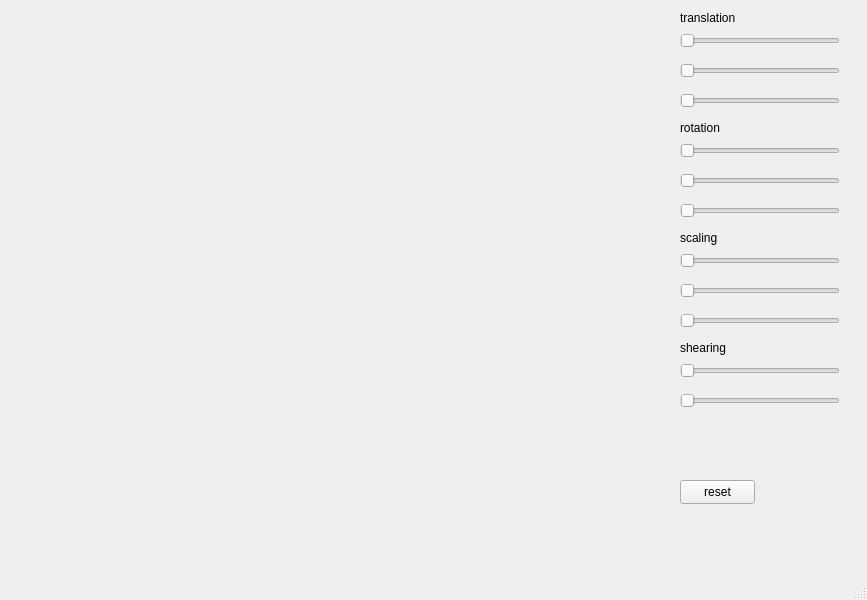
Before: the Qt Designer form mainwindow.ui in Kwidzynator/RubikCubeComputerGraphics, drawn with Qt 5.
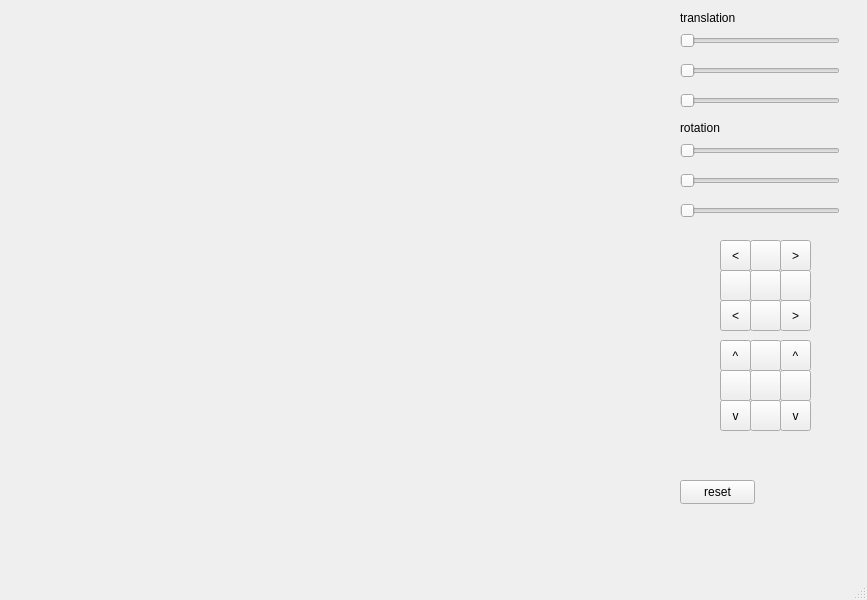
After: the same form once the commit is applied.

```diff
--- a/mainwindow.ui
+++ b/mainwindow.ui
@@ -53,58 +53,6 @@
      <enum>Qt::Orientation::Horizontal</enum>
     </property>
    </widget>
-   <widget class="QSlider" name="scalingSliderOX">
-    <property name="geometry">
-     <rect>
-      <x>680</x>
-      <y>250</y>
-      <width>160</width>
-      <height>22</height>
-     </rect>
-    </property>
-    <property name="orientation">
-     <enum>Qt::Orientation::Horizontal</enum>
-    </property>
-   </widget>
-   <widget class="QSlider" name="scalingSliderOY">
-    <property name="geometry">
-     <rect>
-      <x>680</x>
-      <y>280</y>
-      <width>160</width>
-      <height>22</height>
-     </rect>
-    </property>
-    <property name="orientation">
-     <enum>Qt::Orientation::Horizontal</enum>
-    </property>
-   </widget>
-   <widget class="QSlider" name="shearingSliderOX">
-    <property name="geometry">
-     <rect>
-      <x>680</x>
-      <y>360</y>
-      <width>160</width>
-      <height>22</height>
-     </rect>
-    </property>
-    <property name="orientation">
-     <enum>Qt::Orientation::Horizontal</enum>
-    </property>
-   </widget>
-   <widget class="QSlider" name="shearingSliderOY">
-    <property name="geometry">
-     <rect>
-      <x>680</x>
-      <y>390</y>
-      <width>160</width>
-      <height>22</height>
-     </rect>
-    </property>
-    <property name="orientation">
-     <enum>Qt::Orientation::Horizontal</enum>
-    </property>
-   </widget>
    <widget class="QPushButton" name="pushButton">
     <property name="geometry">
      <rect>
@@ -144,32 +92,6 @@
      <string>rotation</string>
     </property>
    </widget>
-   <widget class="QLabel" name="label_3">
-    <property name="geometry">
-     <rect>
-      <x>680</x>
-      <y>230</y>
-      <width>49</width>
-      <height>16</height>
-     </rect>
-    </property>
-    <property name="text">
-     <string>scaling</string>
-    </property>
-   </widget>
-   <widget class="QLabel" name="label_4">
-    <property name="geometry">
-     <rect>
-      <x>680</x>
-      <y>340</y>
-      <width>49</width>
-      <height>16</height>
-     </rect>
-    </property>
-    <property name="text">
-     <string>shearing</string>
-    </property>
-   </widget>
    <widget class="QSlider" name="translationSliderOZ">
     <property name="geometry">
      <rect>
@@ -183,19 +105,6 @@
      <enum>Qt::Orientation::Horizontal</enum>
     </property>
    </widget>
-   <widget class="QSlider" name="scalingSliderOZ">
-    <property name="geometry">
-     <rect>
-      <x>680</x>
-      <y>310</y>
-      <width>160</width>
-      <height>22</height>
-     </rect>
-    </property>
-    <property name="orientation">
-     <enum>Qt::Orientation::Horizontal</enum>
-    </property>
-   </widget>
    <widget class="QSlider" name="rotationSliderOY">
     <property name="geometry">
      <rect>
@@ -222,6 +131,240 @@
      <enum>Qt::Orientation::Horizontal</enum>
     </property>
    </widget>
+   <widget class="QToolButton" name="buttonTopRight">
+    <property name="geometry">
+     <rect>
+      <x>780</x>
+      <y>240</y>
+      <width>31</width>
+      <height>31</height>
+     </rect>
+    </property>
+    <property name="text">
+     <string>&gt;</string>
+    </property>
+   </widget>
+   <widget class="QToolButton" name="buttonTopLeft">
+    <property name="geometry">
+     <rect>
+      <x>720</x>
+      <y>240</y>
+      <width>31</width>
+      <height>31</height>
+     </rect>
+    </property>
+    <property name="text">
+     <string>&lt;</string>
+    </property>
+   </widget>
+   <widget class="QToolButton" name="toolButton_3">
+    <property name="geometry">
+     <rect>
+      <x>750</x>
+      <y>240</y>
+      <width>31</width>
+      <height>31</height>
+     </rect>
+    </property>
+    <property name="text">
+     <string/>
+    </property>
+   </widget>
+   <widget class="QToolButton" name="toolButton_4">
+    <property name="geometry">
+     <rect>
+      <x>720</x>
+      <y>270</y>
+      <width>31</width>
+      <height>31</height>
+     </rect>
+    </property>
+    <property name="text">
+     <string/>
+    </property>
+   </widget>
+   <widget class="QToolButton" name="toolButton_5">
+    <property name="geometry">
+     <rect>
+      <x>750</x>
+      <y>270</y>
+      <width>31</width>
+      <height>31</height>
+     </rect>
+    </property>
+    <property name="text">
+     <string/>
+    </property>
+   </widget>
+   <widget class="QToolButton" name="toolButton_6">
+    <property name="geometry">
+     <rect>
+      <x>780</x>
+      <y>270</y>
+      <width>31</width>
+      <height>31</height>
+     </rect>
+    </property>
+    <property name="text">
+     <string/>
+    </property>
+   </widget>
+   <widget class="QToolButton" name="buttonBottomLeft">
+    <property name="geometry">
+     <rect>
+      <x>720</x>
+      <y>300</y>
+      <width>31</width>
+      <height>31</height>
+     </rect>
+    </property>
+    <property name="text">
+     <string>&lt;</string>
+    </property>
+   </widget>
+   <widget class="QToolButton" name="toolButton_8">
+    <property name="geometry">
+     <rect>
+      <x>750</x>
+      <y>300</y>
+      <width>31</width>
+      <height>31</height>
+     </rect>
+    </property>
+    <property name="text">
+     <string/>
+    </property>
+   </widget>
+   <widget class="QToolButton" name="buttonBottomRight">
+    <property name="geometry">
+     <rect>
+      <x>780</x>
+      <y>300</y>
+      <width>31</width>
+      <height>31</height>
+     </rect>
+    </property>
+    <property name="text">
+     <string>&gt;</string>
+    </property>
+   </widget>
+   <widget class="QToolButton" name="buttonLeftUp">
+    <property name="geometry">
+     <rect>
+      <x>720</x>
+      <y>340</y>
+      <width>31</width>
+      <height>31</height>
+     </rect>
+    </property>
+    <property name="text">
+     <string>^</string>
+    </property>
+   </widget>
+   <widget class="QToolButton" name="toolButton_11">
+    <property name="geometry">
+     <rect>
+      <x>750</x>
+      <y>340</y>
+      <width>31</width>
+      <height>31</height>
+     </rect>
+    </property>
+    <property name="text">
+     <string/>
+    </property>
+   </widget>
+   <widget class="QToolButton" name="buttonRightUp">
+    <property name="geometry">
+     <rect>
+      <x>780</x>
+      <y>340</y>
+      <width>31</width>
+      <height>31</height>
+     </rect>
+    </property>
+    <property name="text">
+     <string>^</string>
+    </property>
+   </widget>
+   <widget class="QToolButton" name="toolButton_13">
+    <property name="geometry">
+     <rect>
+      <x>720</x>
+      <y>370</y>
+      <width>31</width>
+      <height>31</height>
+     </rect>
+    </property>
+    <property name="text">
+     <string/>
+    </property>
+   </widget>
+   <widget class="QToolButton" name="toolButton_14">
+    <property name="geometry">
+     <rect>
+      <x>750</x>
+      <y>370</y>
+      <width>31</width>
+      <height>31</height>
+     </rect>
+    </property>
+    <property name="text">
+     <string/>
+    </property>
+   </widget>
+   <widget class="QToolButton" name="toolButton_15">
+    <property name="geometry">
+     <rect>
+      <x>780</x>
+      <y>370</y>
+      <width>31</width>
+      <height>31</height>
+     </rect>
+    </property>
+    <property name="text">
+     <string/>
+    </property>
+   </widget>
+   <widget class="QToolButton" name="buttonLeftDown">
+    <property name="geometry">
+     <rect>
+      <x>720</x>
+      <y>400</y>
+      <width>31</width>
+      <height>31</height>
+     </rect>
+    </property>
+    <property name="text">
+     <string>v</string>
+    </property>
+   </widget>
+   <widget class="QToolButton" name="toolButton_17">
+    <property name="geometry">
+     <rect>
+      <x>750</x>
+      <y>400</y>
+      <width>31</width>
+      <height>31</height>
+     </rect>
+    </property>
+    <property name="text">
+     <string/>
+    </property>
+   </widget>
+   <widget class="QToolButton" name="buttonRightDown">
+    <property name="geometry">
+     <rect>
+      <x>780</x>
+      <y>400</y>
+      <width>31</width>
+      <height>31</height>
+     </rect>
+    </property>
+    <property name="text">
+     <string>v</string>
+    </property>
+   </widget>
   </widget>
   <widget class="QMenuBar" name="menubar">
    <property name="geometry">
```
